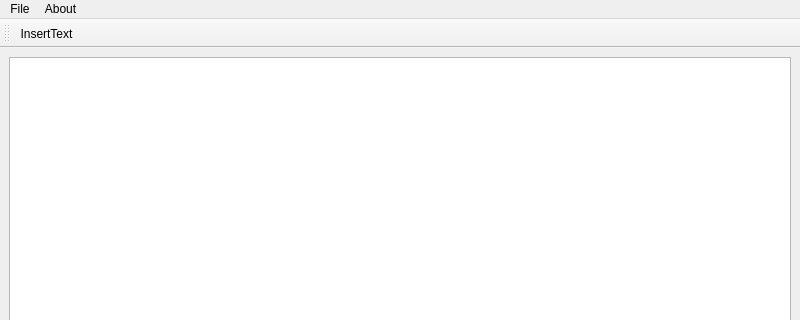
The window that Src/mainwindow.ui (DomDumont/CartaGen) describes before a commit, drawn with Qt 5; both pictures show x 0 to 800 and y 0 to 320 of the 800 by 600 pixel window.
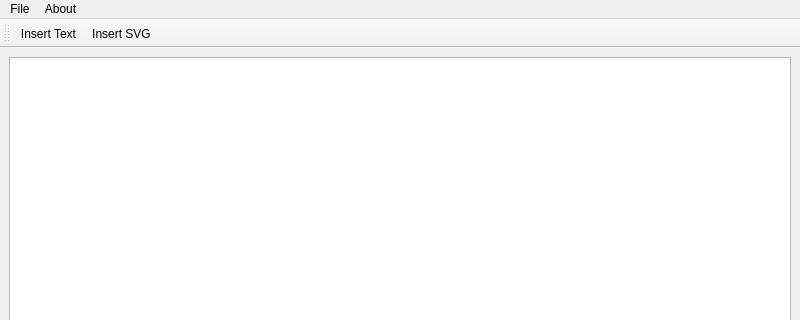
The same window after the commit. Icons and pictures are not drawn.

Commit message: First svg test + remove all size related stuff from the dialog project because why not having a multisize project ?

What changed in the file:
```diff
--- a/Src/mainwindow.ui
+++ b/Src/mainwindow.ui
@@ -57,6 +57,7 @@
     <bool>false</bool>
    </attribute>
    <addaction name="actionInsertText"/>
+   <addaction name="actionInsertSVG"/>
   </widget>
   <action name="action_AboutCartaGen">
    <property name="text">
@@ -69,7 +70,10 @@
      <normaloff>:/myRes/Images/text_add.png</normaloff>:/myRes/Images/text_add.png</iconset>
    </property>
    <property name="text">
-    <string>InsertText</string>
+    <string>Insert Text</string>
+   </property>
+   <property name="toolTip">
+    <string>Insert Text</string>
    </property>
   </action>
   <action name="actionNew_Project">
@@ -93,6 +97,15 @@
     <string>Ctrl+Q</string>
    </property>
   </action>
+  <action name="actionInsertSVG">
+   <property name="icon">
+    <iconset resource="cartagen.qrc">
+     <normaloff>:/myRes/Images/picture_add.png</normaloff>:/myRes/Images/picture_add.png</iconset>
+   </property>
+   <property name="text">
+    <string>Insert SVG</string>
+   </property>
+  </action>
  </widget>
  <resources>
   <include location="cartagen.qrc"/>
```
Left out of the diff: 2 changed lines with no effect on the pictures. The commit also changes 7 other files.
